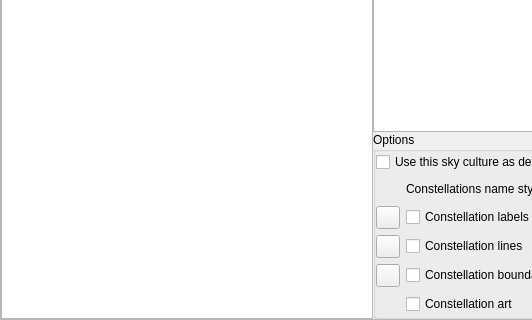
This is src/gui/viewDialog.ui in Stellarium/stellarium as Qt 5 draws it before an edit; both pictures show x 0 to 532 and y 250 to 570 of the 996 by 570 pixel window. The edited form follows.
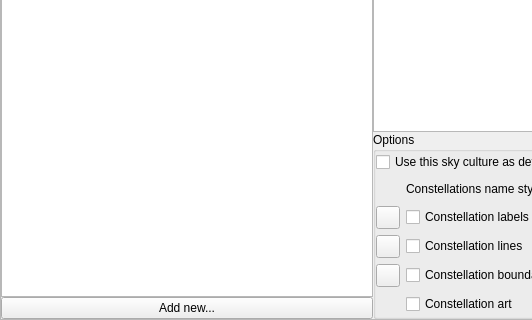
This is the edited form. The open tabs and pages were chosen to show the change. Icons and pictures are not drawn. Custom widgets are drawn as their Qt base class.

The edit to the form file:
```diff
--- a/src/gui/viewDialog.ui
+++ b/src/gui/viewDialog.ui
@@ -4944,7 +4944,14 @@
             </property>
            </widget>
           </item>
-          <item row="1" column="1">
+          <item row="3" column="0">
+           <widget class="QPushButton" name="culturesAddNewBtn">
+            <property name="text">
+             <string>Add new...</string>
+            </property>
+           </widget>
+          </item>
+          <item row="1" column="1" rowspan="3">
            <widget class="QGroupBox" name="skyCultureOptionsGroupBox">
             <property name="enabled">
              <bool>true</bool>
```
